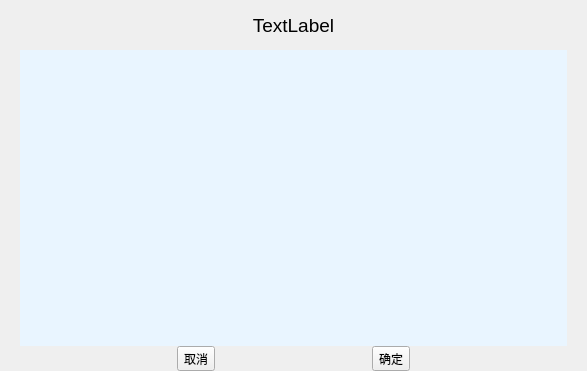
Old version of the form faultdialog.ui in the repository ives560/InverterController.
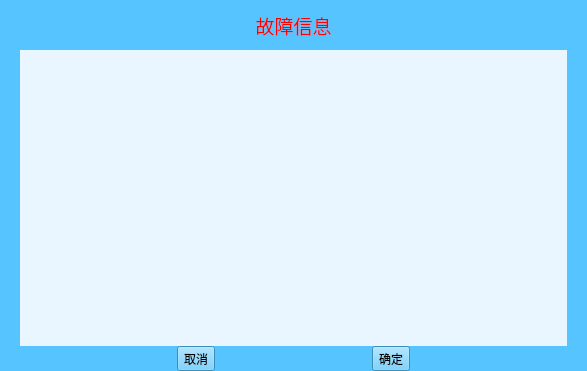
New version of the form. Icons and pictures are not drawn.

```diff
--- a/faultdialog.ui
+++ b/faultdialog.ui
@@ -13,6 +13,9 @@
   <property name="windowTitle">
    <string>Form</string>
   </property>
+  <property name="styleSheet">
+   <string notr="true">background-color: rgb(86, 197, 255);</string>
+  </property>
   <layout class="QGridLayout" name="gridLayout">
    <property name="margin">
     <number>0</number>
@@ -90,8 +93,11 @@
        <pointsize>14</pointsize>
       </font>
      </property>
+     <property name="styleSheet">
+      <string notr="true">color: rgb(255, 0, 0);</string>
+     </property>
      <property name="text">
-      <string>TextLabel</string>
+      <string>故障信息</string>
      </property>
      <property name="alignment">
       <set>Qt::AlignCenter</set>
```
Left out of the diff: 12 changed lines with no effect on the pictures.
